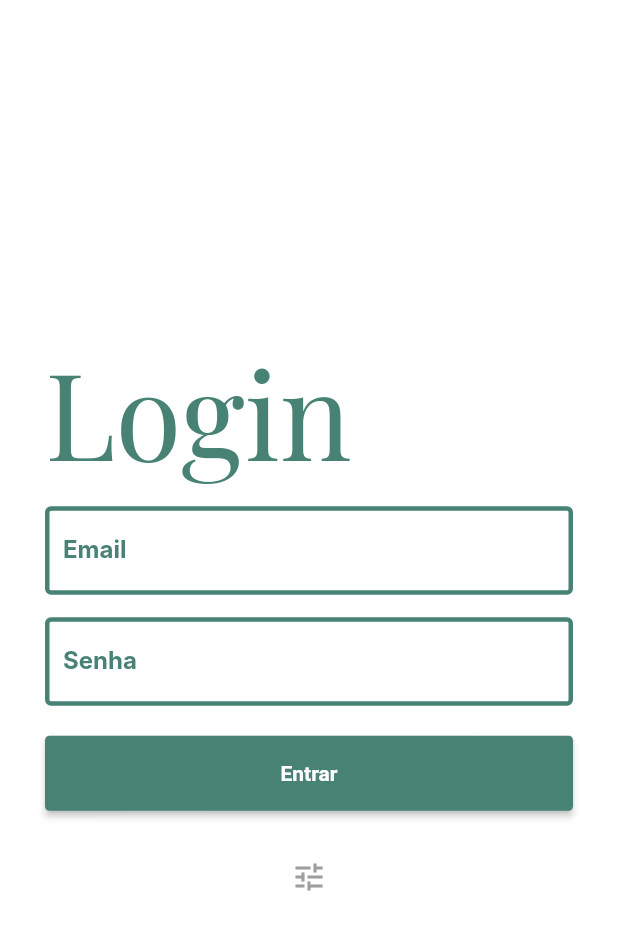
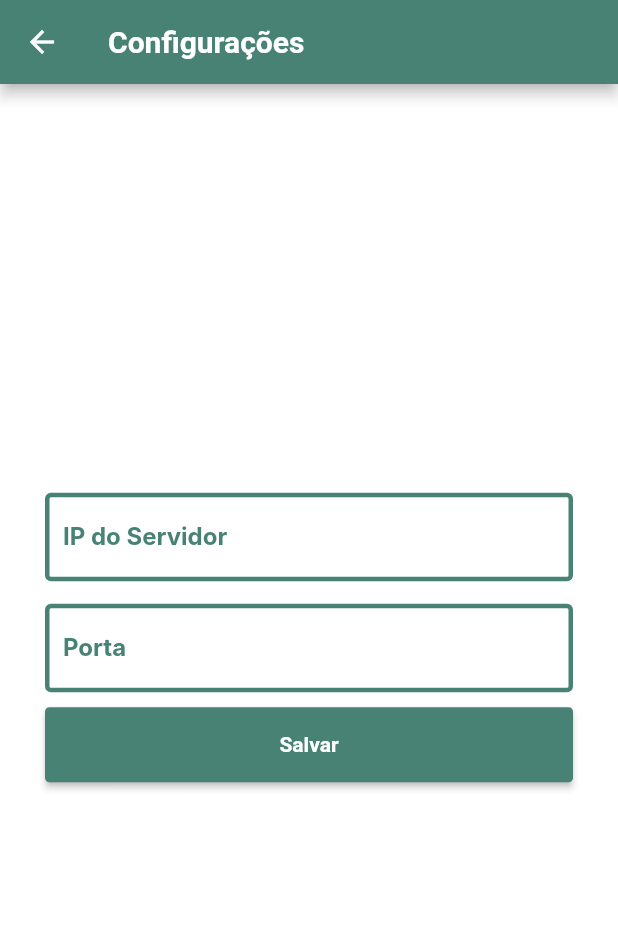
Before and after one commit to gilvano/App, a Flutter app: the screen it shows after launch, after a tap on the "tune" icon, on a phone screen of 412 x 824 dp. Shown: the top 930 px of the screen. Run offline on Flutter 3.47's test engine with Material 2 defaults, Android fonts, the phone set to English and light mode, and no system bars; Roboto replaces fonts that are missing (Inter).

Commit message:
feat: tela de configurações

```diff
--- /dev/null
+++ b/lib/src/app/config.dart
@@ -0,0 +1,74 @@
+import 'package:flutter/material.dart';
+import 'package:entrega_app/src/components/wField.dart';
+
+class Configuracoes extends StatefulWidget {
+  @override
+  _ConfiguracoesState createState() => _ConfiguracoesState();
+}
+
+class _ConfiguracoesState extends State<Configuracoes> {
+  @override
+  Widget build(BuildContext context) {
+    return Scaffold(
+      backgroundColor: Colors.white,
+      appBar: AppBar(
+        backgroundColor: Color.fromRGBO(71, 130, 116, 1.0),
+        title: Text(
+          'Configurações',
+          style: TextStyle(
+            fontSize: 20.0,
+            color: Colors.white,
+            fontWeight: FontWeight.bold
+          ),
+        ),
+      ),
+      body: Container(
+        child: Padding(
+          padding: EdgeInsets.fromLTRB(30, 0, 30,30),
+          child: Column(
+            crossAxisAlignment: CrossAxisAlignment.start,
+            mainAxisAlignment: MainAxisAlignment.center,
+            children: [
+              Container(
+                child: Column(
+                  mainAxisAlignment: MainAxisAlignment.center,
+                  children: [
+                    EditWidget('IP do Servidor'),
+                  ],
+                ),
+              ),
+              Container(
+                padding: EdgeInsets.only(top: 15),
+                child: Column(
+                  mainAxisAlignment: MainAxisAlignment.center,
+                  children: [
+                    EditWidget('Porta'),
+                  ],
+                ),
+              ),
+              Container(
+                height: 50,
+                margin: EdgeInsets.only(top: 10),
+                child: RaisedButton(
+                    color: Color.fromRGBO(71, 130, 116, 1.0),
+                    shape: RoundedRectangleBorder(
+                      borderRadius: new BorderRadius.circular(3.0),
+                    ),
+                    child: Center(
+                      child: Text(
+                        "Salvar",
+                        style: TextStyle(
+                          color: Colors.white,
+                          fontWeight: FontWeight.bold,
+                        ),
+                      ),
+                    ),
+                    onPressed: () {}),
+              ),
+            ],
+          ),
+        ),
+      )
+    );
+  }
+}
--- a/lib/src/app/login.dart
+++ b/lib/src/app/login.dart
@@ -1,3 +1,4 @@
+import 'package:entrega_app/src/app/config.dart';
 import 'package:flutter/material.dart';
 import 'package:entrega_app/src/components/wField.dart';
 
@@ -72,11 +73,16 @@ class _LoginState extends State<Login> {
                     children: [
                       Center(
                         child: IconButton(
-                            padding: EdgeInsets.only(top: 10.0),
-                            icon: Icon(Icons.tune),
-                            color: Colors.grey,
-                            iconSize: 24.0,
-                            onPressed: () {},
+                          padding: EdgeInsets.only(top: 10.0),
+                          icon: Icon(Icons.tune),
+                          color: Colors.grey,
+                          iconSize: 24.0,
+                          onPressed: () {
+                            Navigator.push(
+                              context,
+                              MaterialPageRoute(builder: (context) => Configuracoes())
+                            );
+                          },
                         ),
                       ),
                     ],
```
